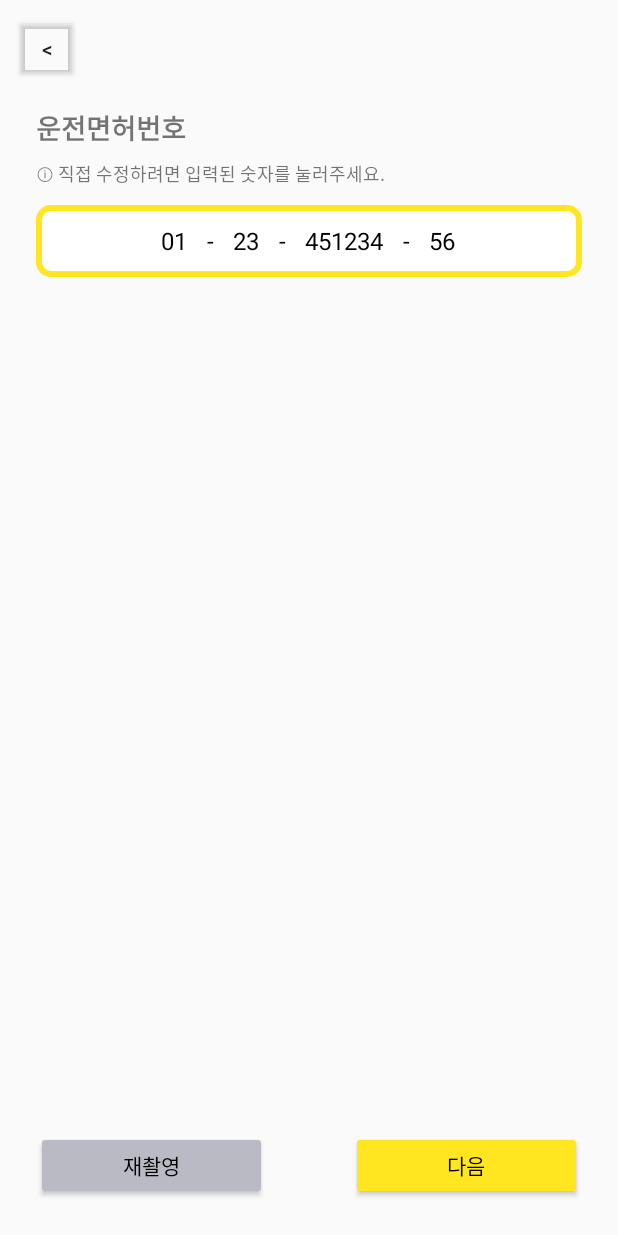
After one commit to Knock-financial-app/Knock-fin-app, an Android app built with Jetpack Compose: the CheckDriverActivity screen opened directly, with no data from a screen before it, on a phone screen of 412 x 824 dp. The commit adds this screen. Run offline under Robolectric (Android 15) with nearby library versions, the phone set to English and light mode, and no system bars.

Commit message:
feat: 운전면허번호 확인 페이지 구현 및 버전 오류 해결

```diff
--- a/app/build.gradle.kts
+++ b/app/build.gradle.kts
@@ -76,8 +76,9 @@ dependencies {
     implementation(libs.androidx.camera.view)
     implementation(libs.androidx.constraintlayout)
     implementation(libs.androidx.cardview)
-    implementation(libs.material)
-    implementation(libs.androidx.fragment)
+    implementation("androidx.coordinatorlayout:coordinatorlayout:1.2.0")
+    implementation("com.google.android.material:material:1.12.0")
+    implementation("androidx.fragment:fragment-ktx:1.8.0")
     implementation("com.google.ai.client.generativeai:generativeai:0.7.0")
     testImplementation(libs.junit)
     androidTestImplementation(libs.androidx.junit)
--- a/app/src/main/AndroidManifest.xml
+++ b/app/src/main/AndroidManifest.xml
@@ -34,6 +34,8 @@
             android:exported="true"/>
         <activity android:name=".ui.check.CheckResidentNumberActivity"
             android:exported="true"/>
+        <activity android:name=".ui.check.CheckDriverActivity"
+            android:exported="true"/>
     </application>
 
 </manifest>
--- /dev/null
+++ b/app/src/main/java/com/example/myapplication/ui/check/CheckDriverActivity.kt
@@ -0,0 +1,77 @@
+package com.example.myapplication.ui.check
+
+import android.R.attr.name
+import android.os.Bundle
+import android.widget.Button
+import android.widget.EditText
+import android.widget.TextView
+import androidx.appcompat.app.AppCompatActivity
+import com.example.myapplication.R
+import com.google.android.material.internal.ViewUtils.showKeyboard
+
+class CheckDriverActivity : AppCompatActivity() {
+    private lateinit var licenseNum1: EditText
+    private lateinit var licenseNum2: EditText
+    private lateinit var licenseNum3: EditText
+    private lateinit var licenseNum4: EditText
+    private lateinit var prevButton : Button
+    private lateinit var nextButton : Button
+    private lateinit var reCameraButton: Button
+
+    override fun onCreate(savedInstanceState: Bundle?) {
+        super.onCreate(savedInstanceState)
+        setContentView(R.layout.activity_check_driver)
+
+        licenseNum1 = findViewById(R.id.LicenseNum1)
+        licenseNum2 = findViewById(R.id.LicenseNum2)
+        licenseNum3 = findViewById(R.id.LicenseNum3)
+        licenseNum4 = findViewById(R.id.LicenseNum4)
+        prevButton = findViewById<Button>(R.id.PrevButton)
+        nextButton = findViewById<Button>(R.id.NextButton)
+        reCameraButton = findViewById<Button>(R.id.ReCameraButton)
+
+        licenseNum1.setOnClickListener {
+            licenseNum1.requestFocus()
+            showKeyboard(licenseNum1)
+        }
+
+        licenseNum2.setOnClickListener {
+            licenseNum1.requestFocus()
+            showKeyboard(licenseNum1)
+        }
+
+        licenseNum3.setOnClickListener {
+            licenseNum1.requestFocus()
+            showKeyboard(licenseNum1)
+        }
+
+        licenseNum4.setOnClickListener {
+            licenseNum1.requestFocus()
+            showKeyboard(licenseNum1)
+        }
+
+        prevButton.setOnClickListener{
+            setContentView(R.layout.activity_check_name)
+        }
+
+        reCameraButton.setOnClickListener{
+            //TODO 신분증 촬영 시작 페이지 연결
+            finish()
+        }
+
+        nextButton.setOnClickListener{
+            finish()
+            //TODO 다음 확인 페이지 연결
+//            val name = nameTextbox.getText()
+//            val intent = Intent(this, Activity::class.java)
+//            intent.putExtra("name", name)
+//            startActivity(intent)
+        }
+
+        //TODO idCardInfo 데이터로 받아오기
+        licenseNum1.setText("01")
+        licenseNum2.setText("23")
+        licenseNum3.setText("451234")
+        licenseNum4.setText("56")
+    }
+}
--- a/app/src/main/java/com/example/myapplication/ui/check/CheckNameActivity.kt
+++ b/app/src/main/java/com/example/myapplication/ui/check/CheckNameActivity.kt
@@ -3,6 +3,7 @@ package com.example.myapplication.ui.check
 import android.app.Activity
 import android.content.Intent
 import android.os.Bundle
+import android.util.Log
 import android.view.View
 import android.widget.Button
 import android.widget.EditText
--- /dev/null
+++ b/app/src/main/res/layout/activity_check_driver.xml
@@ -0,0 +1,159 @@
+<?xml version="1.0" encoding="utf-8"?>
+<androidx.constraintlayout.widget.ConstraintLayout xmlns:android="http://schemas.android.com/apk/res/android"
+    xmlns:app="http://schemas.android.com/apk/res-auto"
+    xmlns:tools="http://schemas.android.com/tools"
+    android:layout_width="match_parent"
+    android:layout_height="match_parent">
+
+    <Button
+        android:id="@+id/PrevButton"
+        android:layout_width="43dp"
+        android:layout_height="45dp"
+        android:layout_marginStart="10dp"
+        android:layout_marginTop="10dp"
+        android:backgroundTint="#00FFFFFF"
+        android:text="&lt;"
+        app:layout_constraintStart_toStartOf="parent"
+        app:layout_constraintTop_toTopOf="parent" />
+
+    <TextView
+        android:id="@+id/Title"
+        android:layout_width="wrap_content"
+        android:layout_height="wrap_content"
+        android:layout_marginStart="24dp"
+        android:layout_marginTop="16dp"
+        android:text="운전면허번호"
+        android:textSize="18sp"
+        android:textStyle="bold"
+        app:layout_constraintStart_toStartOf="parent"
+        app:layout_constraintTop_toBottomOf="@+id/PrevButton" />
+
+    <TextView
+        android:id="@+id/NoticeText"
+        android:layout_width="0dp"
+        android:layout_height="wrap_content"
+        android:layout_marginStart="24dp"
+        android:layout_marginTop="8dp"
+        android:layout_marginEnd="24dp"
+        android:text="ⓘ 직접 수정하려면 입력된 숫자를 눌러주세요."
+        android:textSize="12sp"
+        app:layout_constraintEnd_toEndOf="parent"
+        app:layout_constraintStart_toStartOf="parent"
+        app:layout_constraintTop_toBottomOf="@+id/Title" />
+
+    <LinearLayout
+        android:id="@+id/DriverContainer"
+        android:layout_width="0dp"
+        android:layout_height="48dp"
+        android:layout_marginStart="24dp"
+        android:layout_marginTop="12dp"
+        android:layout_marginEnd="24dp"
+        android:background="@drawable/textbox_border"
+        android:gravity="center"
+        android:orientation="horizontal"
+        android:paddingStart="12dp"
+        android:paddingEnd="12dp"
+        app:layout_constraintEnd_toEndOf="parent"
+        app:layout_constraintStart_toStartOf="parent"
+        app:layout_constraintTop_toBottomOf="@+id/NoticeText">
+
+        <!-- 첫 번째: 2자리 -->
+        <EditText
+            android:id="@+id/LicenseNum1"
+            android:layout_width="35dp"
+            android:layout_height="match_parent"
+            android:background="@null"
+            android:gravity="center"
+            android:inputType="number"
+            android:maxLength="2"
+            android:textColor="#000000"
+            android:textSize="16sp" />
+
+        <TextView
+            android:layout_width="wrap_content"
+            android:layout_height="match_parent"
+            android:gravity="center"
+            android:text=" - "
+            android:textColor="#000000"
+            android:textSize="16sp" />
+
+        <!-- 두 번째: 2자리 -->
+        <EditText
+            android:id="@+id/LicenseNum2"
+            android:layout_width="35dp"
+            android:layout_height="match_parent"
+            android:background="@null"
+            android:gravity="center"
+            android:inputType="number"
+            android:maxLength="2"
+            android:textColor="#000000"
+            android:textSize="16sp" />
+
+        <TextView
+            android:layout_width="wrap_content"
+            android:layout_height="match_parent"
+            android:gravity="center"
+            android:text=" - "
+            android:textColor="#000000"
+            android:textSize="16sp" />
+
+        <!-- 세 번째: 6자리 -->
+        <EditText
+            android:id="@+id/LicenseNum3"
+            android:layout_width="70dp"
+            android:layout_height="match_parent"
+            android:background="@null"
+            android:gravity="center"
+            android:inputType="number"
+            android:maxLength="6"
+            android:textColor="#000000"
+            android:textSize="16sp" />
+
+        <TextView
+            android:layout_width="wrap_content"
+            android:layout_height="match_parent"
+            android:gravity="center"
+            android:text=" - "
+            android:textColor="#000000"
+            android:textSize="16sp" />
+
+        <!-- 네 번째: 2자리 -->
+        <EditText
+            android:id="@+id/LicenseNum4"
+            android:layout_width="35dp"
+            android:layout_height="match_parent"
+            android:background="@null"
+            android:gravity="center"
+            android:inputType="number"
+            android:maxLength="2"
+            android:textColor="#000000"
+            android:textSize="16sp" />
+
+    </LinearLayout>
+
+    <Button
+        android:id="@+id/ReCameraButton"
+        android:layout_width="154dp"
+        android:layout_height="46dp"
+        android:layout_marginStart="24dp"
+        android:layout_marginBottom="24dp"
+        android:backgroundTint="#BABAC5"
+        android:text="재촬영"
+        android:textColor="#000000"
+        android:textSize="14sp"
+        app:layout_constraintBottom_toBottomOf="parent"
+        app:layout_constraintStart_toStartOf="parent" />
+
+    <Button
+        android:id="@+id/NextButton"
+        android:layout_width="154dp"
+        android:layout_height="46dp"
+        android:layout_marginEnd="24dp"
+        android:layout_marginBottom="24dp"
+        android:backgroundTint="#FFE621"
+        android:text="다음"
+        android:textColor="#000000"
+        app:layout_constraintBottom_toBottomOf="parent"
+        app:layout_constraintEnd_toEndOf="parent" />
+
+</androidx.constraintlayout.widget.ConstraintLayout>
```
